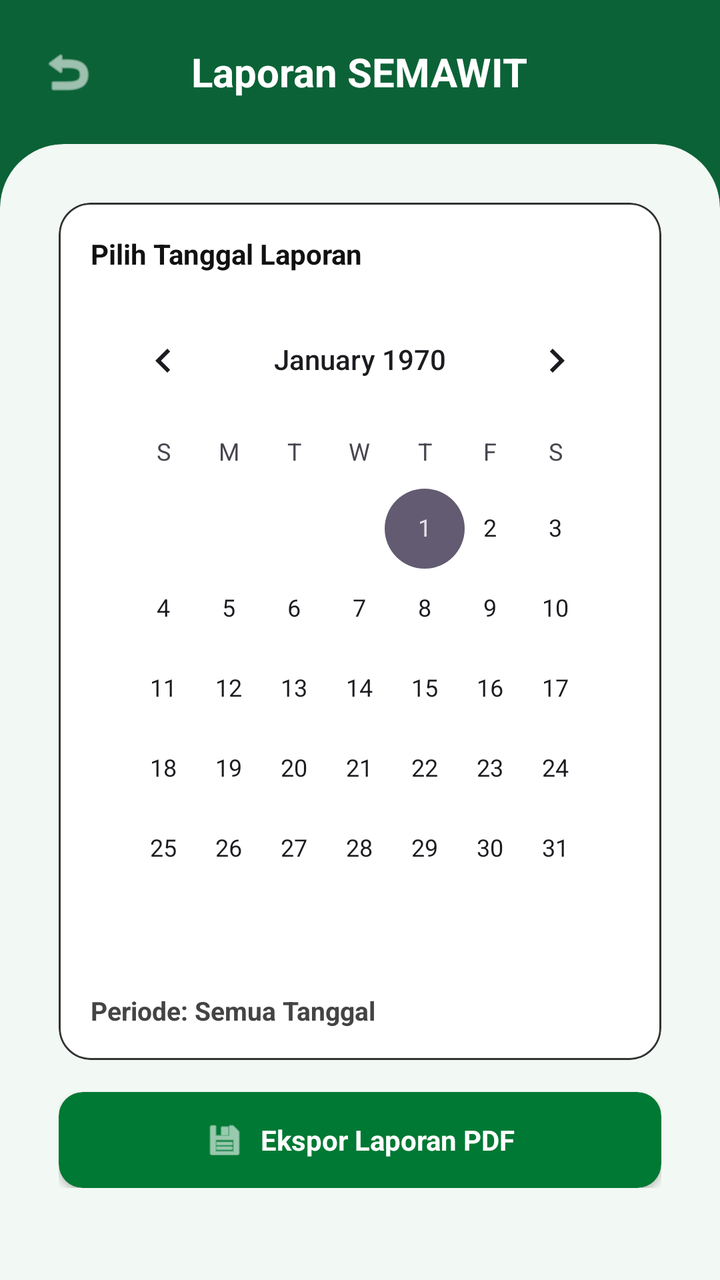
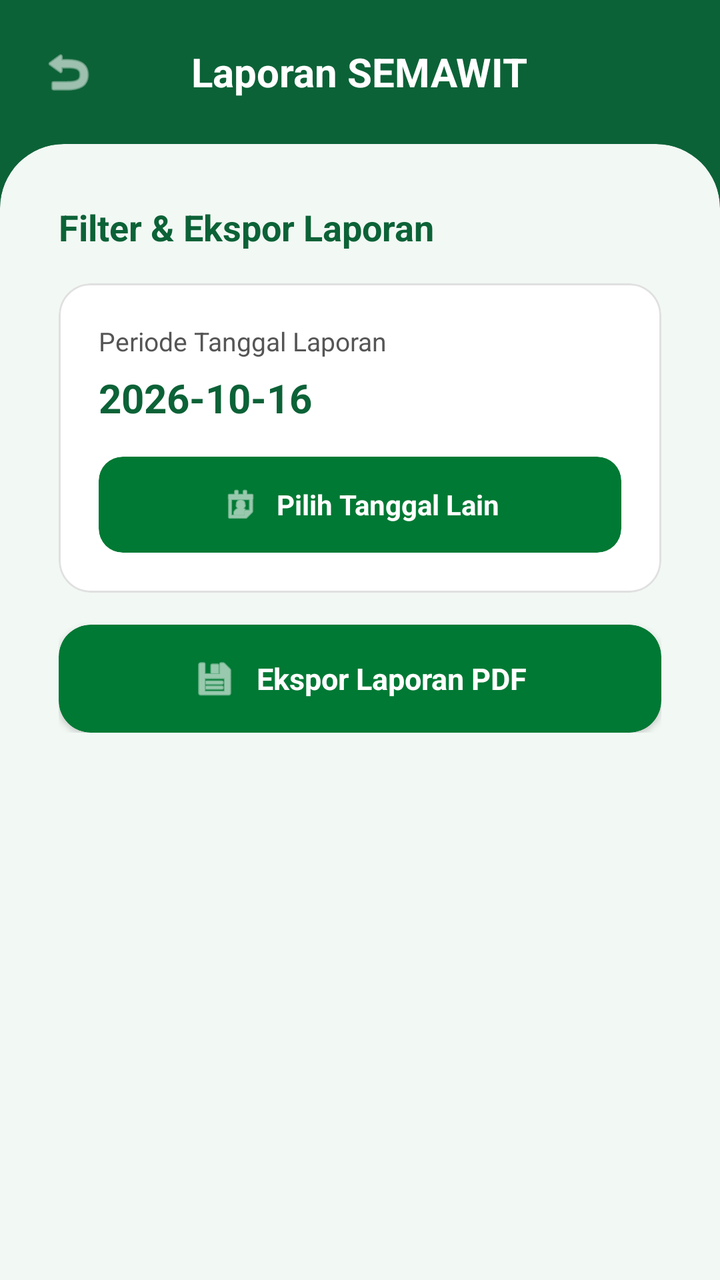

Compare the two renders of this Android layout. The source of the first and the diff that turns it into the second are given below.
<!-- AndroidManifest.xml: application theme Theme.IKABiskuat -->
<!-- res/layout/fragment_report.xml -->
<?xml version="1.0" encoding="utf-8"?>
<ScrollView xmlns:android="http://schemas.android.com/apk/res/android"
    xmlns:app="http://schemas.android.com/apk/res-auto"
    android:layout_width="match_parent"
    android:layout_height="match_parent"
    android:background="@color/semawit_green"
    android:fillViewport="true">

    <LinearLayout
        android:layout_width="match_parent"
        android:layout_height="wrap_content"
        android:orientation="vertical">

        
        <RelativeLayout
            android:layout_width="match_parent"
            android:layout_height="wrap_content"
            android:paddingHorizontal="20dp"
            android:paddingTop="20dp"
            android:paddingBottom="24dp">

            <ImageView
                android:id="@+id/btnBack"
                android:layout_width="28dp"
                android:layout_height="28dp"
                android:layout_alignParentStart="true"
                android:layout_centerVertical="true"
                android:src="@android:drawable/ic_menu_revert"
                app:tint="@color/white" />

            <TextView
                android:layout_width="wrap_content"
                android:layout_height="wrap_content"
                android:layout_centerInParent="true"
                android:text="Laporan SEMAWIT"
                android:textColor="@color/white"
                android:textSize="20sp"
                android:textStyle="bold" />
        </RelativeLayout>

        
        <com.google.android.material.card.MaterialCardView
            android:layout_width="match_parent"
            android:layout_height="match_parent"
            app:cardBackgroundColor="#F2F8F4"
            app:shapeAppearanceOverlay="@style/ShapeAppearance.TopRounded"
            app:strokeWidth="0dp">

            <LinearLayout
                android:layout_width="match_parent"
                android:layout_height="wrap_content"
                android:orientation="vertical"
                android:padding="20dp">

                
                <com.google.android.material.card.MaterialCardView
                    android:layout_width="match_parent"
                    android:layout_height="wrap_content"
                    app:cardBackgroundColor="@color/white"
                    app:cardCornerRadius="16dp"
                    app:cardElevation="0dp"
                    app:strokeColor="#333333"
                    app:strokeWidth="1dp">

                    <LinearLayout
                        android:layout_width="match_parent"
                        android:layout_height="wrap_content"
                        android:orientation="vertical"
                        android:padding="16dp">

                        <TextView
                            android:layout_width="wrap_content"
                            android:layout_height="wrap_content"
                            android:text="Pilih Tanggal Laporan"
                            android:textColor="#111111"
                            android:textSize="14sp"
                            android:textStyle="bold" />

                        
                        <CalendarView
                            android:id="@+id/calendarView"
                            android:layout_width="match_parent"
                            android:layout_height="wrap_content"
                            android:layout_marginTop="10dp"
                            android:background="@color/white" />

                        
                        <TextView
                            android:id="@+id/tvSelectedDate"
                            android:layout_width="wrap_content"
                            android:layout_height="wrap_content"
                            android:layout_marginTop="12dp"
                            android:text="Periode: Semua Tanggal"
                            android:textColor="#444444"
                            android:textSize="13sp"
                            android:textStyle="bold" />

                    </LinearLayout>
                </com.google.android.material.card.MaterialCardView>

                
                <com.google.android.material.card.MaterialCardView
                    android:id="@+id/btnExportPdf"
                    android:layout_width="match_parent"
                    android:layout_height="wrap_content"
                    android:layout_marginTop="16dp"
                    app:cardBackgroundColor="@color/semawit_btn_green"
                    app:cardCornerRadius="12dp"
                    app:cardElevation="2dp"
                    app:strokeWidth="0dp">

                    <LinearLayout
                        android:layout_width="match_parent"
                        android:layout_height="wrap_content"
                        android:gravity="center"
                        android:orientation="horizontal"
                        android:padding="14dp">

                        <ImageView
                            android:layout_width="20dp"
                            android:layout_height="20dp"
                            android:src="@android:drawable/ic_menu_save"
                            app:tint="@color/white" />

                        <TextView
                            android:layout_width="wrap_content"
                            android:layout_height="wrap_content"
                            android:layout_marginStart="8dp"
                            android:text="Ekspor Laporan PDF"
                            android:textColor="@color/white"
                            android:textSize="14sp"
                            android:textStyle="bold" />
                    </LinearLayout>
                </com.google.android.material.card.MaterialCardView>

            </LinearLayout>
        </com.google.android.material.card.MaterialCardView>
    </LinearLayout>
</ScrollView>
<!-- resources referenced by this layout -->
<resources>
  <color name="semawit_btn_green">#007934</color>
  <color name="semawit_green">#0C6237</color>
  <color name="white">#FFFFFFFF</color>
  <style name="ShapeAppearance.TopRounded" parent="ShapeAppearance.Material3.Corner.None">
          <item name="cornerSizeTopLeft">32dp</item>
          <item name="cornerSizeTopRight">32dp</item>
          <item name="cornerSizeBottomLeft">0dp</item>
          <item name="cornerSizeBottomRight">0dp</item>
      </style>
  <style name="Theme.IKABiskuat" parent="Base.Theme.IKABiskuat" />
  <style name="Base.Theme.IKABiskuat" parent="Theme.Material3.DayNight.NoActionBar">
          
          
      </style>
</resources>

<!-- the commit's change to res/layout/fragment_report.xml (unified diff, before → after) -->
@@ -52,48 +52,83 @@
                 android:orientation="vertical"
                 android:padding="20dp">
 
+                <TextView
+                    android:layout_width="wrap_content"
+                    android:layout_height="wrap_content"
+                    android:text="Filter &amp; Ekspor Laporan"
+                    android:textColor="#0C6237"
+                    android:textSize="18sp"
+                    android:textStyle="bold" />
+
                 
                 <com.google.android.material.card.MaterialCardView
                     android:layout_width="match_parent"
                     android:layout_height="wrap_content"
+                    android:layout_marginTop="16dp"
                     app:cardBackgroundColor="@color/white"
                     app:cardCornerRadius="16dp"
                     app:cardElevation="0dp"
-                    app:strokeColor="#333333"
+                    app:strokeColor="#E0E0E0"
                     app:strokeWidth="1dp">
 
                     <LinearLayout
                         android:layout_width="match_parent"
                         android:layout_height="wrap_content"
                         android:orientation="vertical"
-                        android:padding="16dp">
+                        android:padding="20dp">
 
                         <TextView
                             android:layout_width="wrap_content"
                             android:layout_height="wrap_content"
-                            android:text="Pilih Tanggal Laporan"
-                            android:textColor="#111111"
-                            android:textSize="14sp"
-                            android:textStyle="bold" />
-
-                        
-                        <CalendarView
-                            android:id="@+id/calendarView"
-                            android:layout_width="match_parent"
-                            android:layout_height="wrap_content"
-                            android:layout_marginTop="10dp"
-                            android:background="@color/white" />
+                            android:text="Periode Tanggal Laporan"
+                            android:textColor="#555555"
+                            android:textSize="13sp" />
 
                         
                         <TextView
                             android:id="@+id/tvSelectedDate"
                             android:layout_width="wrap_content"
                             android:layout_height="wrap_content"
-                            android:layout_marginTop="12dp"
-                            android:text="Periode: Semua Tanggal"
-                            android:textColor="#444444"
-                            android:textSize="13sp"
+                            android:layout_marginTop="6dp"
+                            android:text="2026-10-16"
+                            android:textColor="#0C6237"
+                            android:textSize="20sp"
                             android:textStyle="bold" />
+
+                        
+                        <com.google.android.material.card.MaterialCardView
+                            android:id="@+id/btnSelectDate"
+                            android:layout_width="match_parent"
+                            android:layout_height="wrap_content"
+                            android:layout_marginTop="16dp"
+                            app:cardBackgroundColor="@color/semawit_btn_green"
+                            app:cardCornerRadius="12dp"
+                            app:cardElevation="0dp"
+                            app:strokeWidth="0dp">
+
+                            <LinearLayout
+                                android:layout_width="match_parent"
+                                android:layout_height="wrap_content"
+                                android:gravity="center"
+                                android:orientation="horizontal"
+                                android:padding="14dp">
+
+                                <ImageView
+                                    android:layout_width="20dp"
+                                    android:layout_height="20dp"
+                                    android:src="@android:drawable/ic_menu_my_calendar"
+                                    app:tint="@color/white" />
+
+                                <TextView
+                                    android:layout_width="wrap_content"
+                                    android:layout_height="wrap_content"
+                                    android:layout_marginStart="8dp"
+                                    android:text="Pilih Tanggal Lain"
+                                    android:textColor="@color/white"
+                                    android:textSize="14sp"
+                                    android:textStyle="bold" />
+                            </LinearLayout>
+                        </com.google.android.material.card.MaterialCardView>
 
                     </LinearLayout>
                 </com.google.android.material.card.MaterialCardView>
@@ -105,7 +140,7 @@
                     android:layout_height="wrap_content"
                     android:layout_marginTop="16dp"
                     app:cardBackgroundColor="@color/semawit_btn_green"
-                    app:cardCornerRadius="12dp"
+                    app:cardCornerRadius="16dp"
                     app:cardElevation="2dp"
                     app:strokeWidth="0dp">
 
@@ -114,21 +149,21 @@
                         android:layout_height="wrap_content"
                         android:gravity="center"
                         android:orientation="horizontal"
-                        android:padding="14dp">
+                        android:padding="16dp">
 
                         <ImageView
-                            android:layout_width="20dp"
-                            android:layout_height="20dp"
+                            android:layout_width="22dp"
+                            android:layout_height="22dp"
                             android:src="@android:drawable/ic_menu_save"
                             app:tint="@color/white" />
 
                         <TextView
                             android:layout_width="wrap_content"
                             android:layout_height="wrap_content"
-                            android:layout_marginStart="8dp"
+                            android:layout_marginStart="10dp"
                             android:text="Ekspor Laporan PDF"
                             android:textColor="@color/white"
-                            android:textSize="14sp"
+                            android:textSize="15sp"
                             android:textStyle="bold" />
                     </LinearLayout>
                 </com.google.android.material.card.MaterialCardView>
